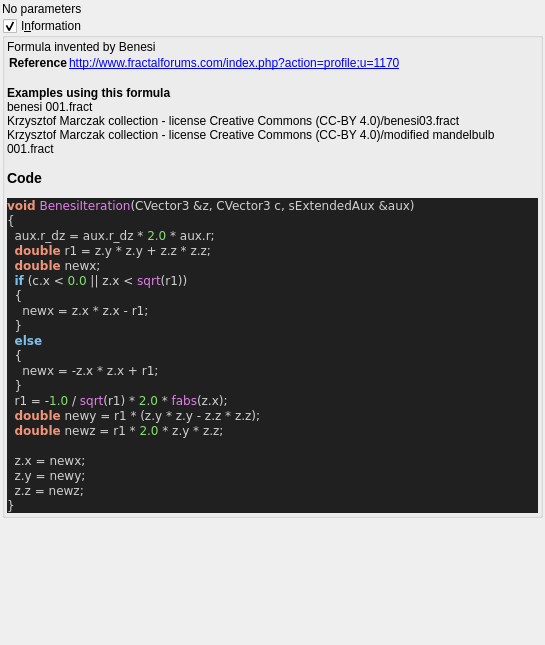
First picture: the form in mandelbulber2/qt_data/fractal_benesi.ui, repository buddhi1980/mandelbulber2, before the edit.
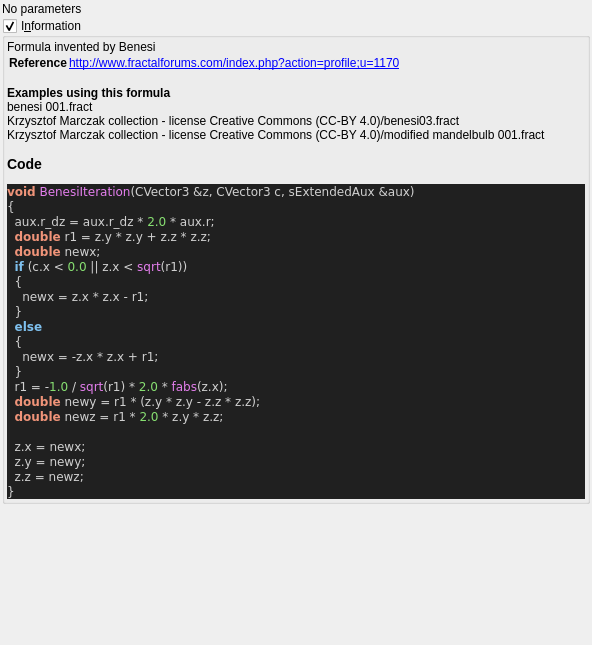
Second picture: the form after the edit. Custom widgets are drawn as their Qt base class.

Patch:
```diff
--- a/mandelbulber2/qt_data/fractal_benesi.ui
+++ b/mandelbulber2/qt_data/fractal_benesi.ui
@@ -6,7 +6,7 @@
    <rect>
     <x>0</x>
     <y>0</y>
-    <width>545</width>
+    <width>592</width>
     <height>645</height>
    </rect>
   </property>
```
Left out of the diff: 3 changed lines with no effect on the pictures.
